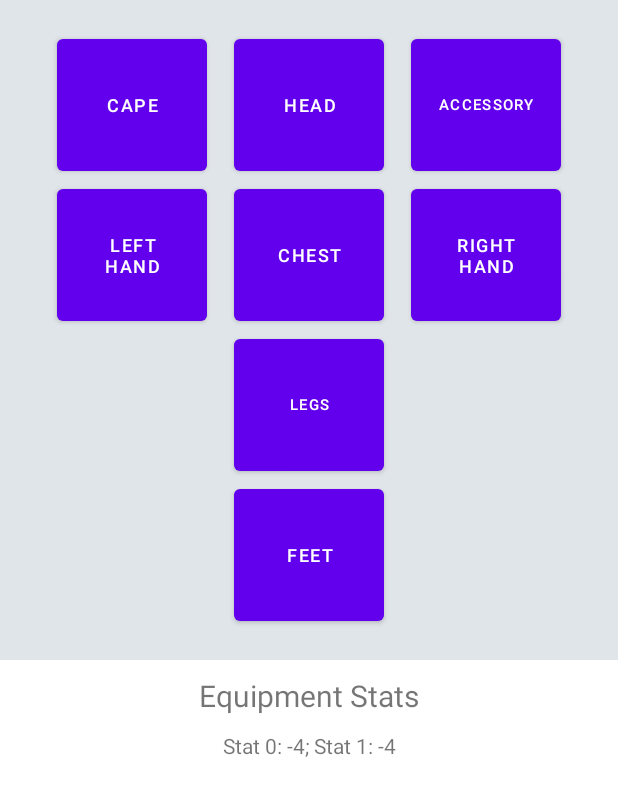
After one commit to JuliusCedar/WorkoutWarrior, an Android app: the layout layout_equipment.xml on its own in the app's theme, with its tools: preview values and no code run, on a phone screen of 412 x 824 dp. The commit adds this screen. Shown: the top 796 px of the screen. Run offline under Robolectric (Android 15) with nearby library versions, the phone set to English and light mode, and no system bars.

Commit message:
Add first equipment page layout and its resources

```diff
--- /dev/null
+++ b/app/src/main/res/layout/layout_equipment.xml
@@ -0,0 +1,127 @@
+<?xml version="1.0" encoding="utf-8"?>
+<androidx.constraintlayout.widget.ConstraintLayout
+    xmlns:android="http://schemas.android.com/apk/res/android"
+    xmlns:app="http://schemas.android.com/apk/res-auto"
+    xmlns:tools="http://schemas.android.com/tools"
+    android:layout_width="match_parent"
+    android:layout_height="match_parent">
+
+    <androidx.constraintlayout.widget.ConstraintLayout
+        android:id="@+id/SelectEquipmentLayout"
+        android:layout_width="match_parent"
+        android:layout_height="0dp"
+        android:background="@color/off_white"
+        android:padding="20dp"
+        app:layout_constraintEnd_toEndOf="parent"
+        app:layout_constraintStart_toStartOf="parent"
+        app:layout_constraintTop_toTopOf="parent">
+
+        <Button
+            android:id="@+id/EquipmentCapeButton"
+            android:layout_width="100dp"
+            android:layout_height="100dp"
+            android:text="@string/EquipmentCapeText"
+            android:textSize="12sp"
+            app:layout_constraintEnd_toStartOf="@id/EquipmentHeadButton"
+            app:layout_constraintStart_toStartOf="parent"
+            app:layout_constraintTop_toTopOf="parent" />
+
+        <Button
+            android:id="@+id/EquipmentHeadButton"
+            android:layout_width="100dp"
+            android:layout_height="100dp"
+            android:text="@string/EquipmentHeadText"
+            android:textSize="12sp"
+            app:layout_constraintEnd_toEndOf="parent"
+            app:layout_constraintStart_toStartOf="parent"
+            app:layout_constraintTop_toTopOf="parent" />
+
+        <Button
+            android:id="@+id/EquipmentAccessoryButton"
+            android:layout_width="100dp"
+            android:layout_height="100dp"
+            android:text="@string/EquipmentAccessoryText"
+            android:textSize="10sp"
+            app:layout_constraintEnd_toEndOf="parent"
+            app:layout_constraintStart_toEndOf="@id/EquipmentHeadButton"
+            app:layout_constraintTop_toTopOf="parent" />
+
+        <Button
+            android:id="@+id/EquipmentLeftHandButton"
+            android:layout_width="100dp"
+            android:layout_height="100dp"
+            android:text="@string/EquipmentLeftHandText"
+            android:textSize="12sp"
+            app:layout_constraintStart_toStartOf="@id/EquipmentCapeButton"
+            app:layout_constraintTop_toBottomOf="@id/EquipmentCapeButton" />
+
+        <Button
+            android:id="@+id/EquipmentChestButton"
+            android:layout_width="100dp"
+            android:layout_height="100dp"
+            android:text="@string/EquipmentChestText"
+            android:textSize="12sp"
+            app:layout_constraintStart_toStartOf="@id/EquipmentHeadButton"
+            app:layout_constraintTop_toBottomOf="@id/EquipmentHeadButton" />
+
+        <Button
+            android:id="@+id/EquipmentRightHandButton"
+            android:layout_width="100dp"
+            android:layout_height="100dp"
+            android:text="@string/EquipmentRightHandText"
+            android:textSize="12sp"
+            app:layout_constraintStart_toStartOf="@id/EquipmentAccessoryButton"
+            app:layout_constraintTop_toBottomOf="@id/EquipmentAccessoryButton" />
+
+        <Button
+            android:id="@+id/EquipmentLegsButton"
+            android:layout_width="100dp"
+            android:layout_height="100dp"
+            android:text="@string/EquipmentLegsText"
+            android:textSize="10sp"
+            app:layout_constraintStart_toStartOf="@id/EquipmentChestButton"
+            app:layout_constraintTop_toBottomOf="@id/EquipmentChestButton" />
+
+        <Button
+            android:id="@+id/EquipmentFeetButton"
+            android:layout_width="100dp"
+            android:layout_height="100dp"
+            android:text="@string/EquipmentFeetText"
+            android:textSize="12sp"
+            app:layout_constraintStart_toStartOf="@id/EquipmentLegsButton"
+            app:layout_constraintTop_toBottomOf="@id/EquipmentLegsButton" />
+
+    </androidx.constraintlayout.widget.ConstraintLayout>
+
+    <androidx.constraintlayout.widget.ConstraintLayout
+        android:id="@+id/EquipmentDetailsLayout"
+        android:layout_width="match_parent"
+        android:layout_height="0dp"
+        android:padding="10dp"
+        app:layout_constraintBottom_toBottomOf="parent"
+        app:layout_constraintEnd_toEndOf="parent"
+        app:layout_constraintStart_toStartOf="parent"
+        app:layout_constraintTop_toBottomOf="@id/SelectEquipmentLayout">
+
+        <TextView
+            android:id="@+id/EquipmentStatsHeaderText"
+            android:layout_width="wrap_content"
+            android:layout_height="wrap_content"
+            android:text="@string/EquipmentStatsHeaderText"
+            android:textSize="20sp"
+            app:layout_constraintLeft_toLeftOf="parent"
+            app:layout_constraintRight_toRightOf="parent"
+            app:layout_constraintTop_toTopOf="parent" />
+
+        <TextView
+            android:id="@+id/EquipmentStatsTextView"
+            android:layout_width="wrap_content"
+            android:layout_height="wrap_content"
+            android:layout_marginTop="10dp"
+            android:text="@string/EquipmentStatsDummyText"
+            app:layout_constraintLeft_toLeftOf="parent"
+            app:layout_constraintRight_toRightOf="parent"
+            app:layout_constraintTop_toBottomOf="@id/EquipmentStatsHeaderText" />
+    </androidx.constraintlayout.widget.ConstraintLayout>
+
+</androidx.constraintlayout.widget.ConstraintLayout>
--- a/app/src/main/res/values/colors.xml
+++ b/app/src/main/res/values/colors.xml
@@ -7,6 +7,7 @@
     <color name="teal_700">#FF018786</color>
     <color name="black">#FF000000</color>
     <color name="white">#FFFFFFFF</color>
+    <color name="off_white">#E0E5EA</color>
     <color name="red">#FF0000</color>
     <color name="green">#00FF00</color>
     <color name="blue">#0000FF</color>
--- a/app/src/main/res/values/strings.xml
+++ b/app/src/main/res/values/strings.xml
@@ -1,3 +1,16 @@
 <resources>
     <string name="app_name">WorkoutWarrior</string>
+
+    <!-- Equipment Page -->
+    <string name="EquipmentCapeText">Cape</string>
+    <string name="EquipmentHeadText">Head</string>
+    <string name="EquipmentAccessoryText">Accessory</string>
+    <string name="EquipmentLeftHandText">Left Hand</string>
+    <string name="EquipmentChestText">Chest</string>
+    <string name="EquipmentRightHandText">Right hand</string>
+    <string name="EquipmentLegsText">Legs</string>
+    <string name="EquipmentFeetText">Feet</string>
+    <string name="EquipmentStatsHeaderText">Equipment Stats</string>
+    <string name="EquipmentStatsDummyText">Stat 0: -4; Stat 1: -4</string>
+
 </resources>
```
